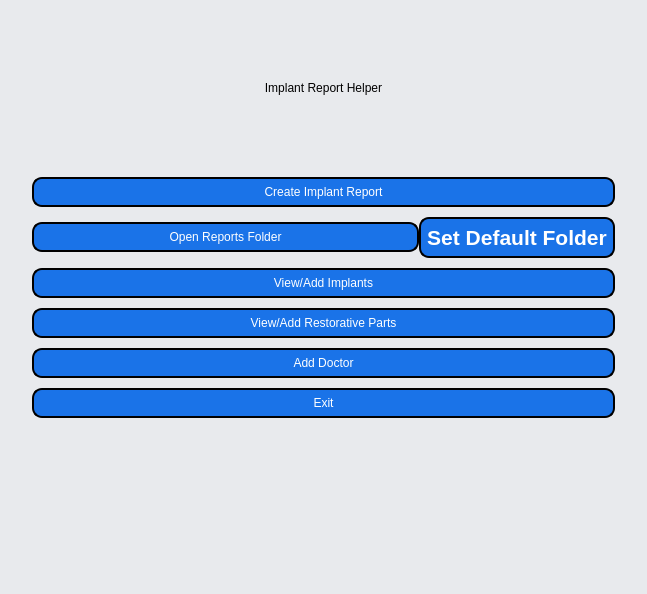
Qt form application/ui/home.ui (MichaelUtt/ImplantProject) before a commit.
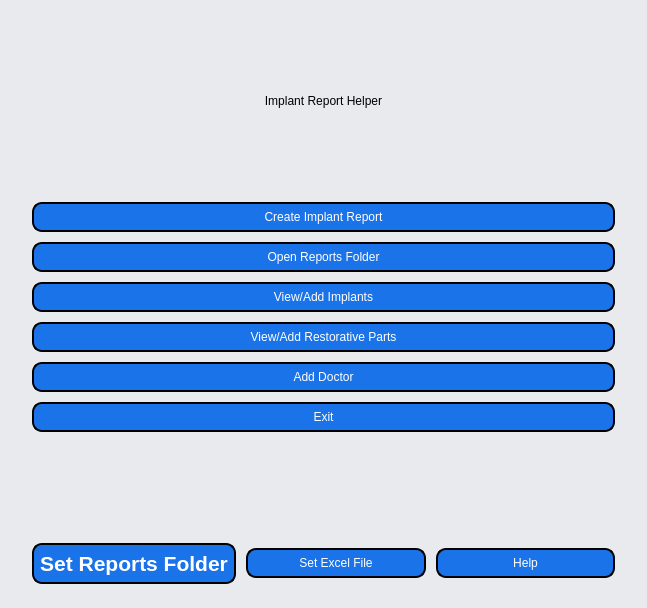
The same form after that commit.

The edit to the form file:
```diff
--- a/application/ui/home.ui
+++ b/application/ui/home.ui
@@ -7,7 +7,7 @@
     <x>0</x>
     <y>0</y>
     <width>647</width>
-    <height>594</height>
+    <height>608</height>
    </rect>
   </property>
   <property name="windowTitle">
@@ -35,10 +35,10 @@
 </string>
   </property>
   <property name="tabShape">
-   <enum>QTabWidget::Triangular</enum>
+   <enum>QTabWidget::Rounded</enum>
   </property>
   <widget class="QWidget" name="centralwidget">
-   <layout class="QVBoxLayout" name="verticalLayout" stretch="2,0,0,0,0,0,0,2">
+   <layout class="QVBoxLayout" name="verticalLayout" stretch="2,0,0,0,0,0,0,1,0">
     <property name="spacing">
      <number>10</number>
     </property>
@@ -257,9 +257,9 @@
      </widget>
     </item>
     <item>
-     <layout class="QHBoxLayout" name="horizontalLayout" stretch="2,1">
+     <layout class="QHBoxLayout" name="horizontalLayout" stretch="2">
       <property name="spacing">
-       <number>0</number>
+       <number>6</number>
       </property>
       <item>
        <widget class="QPushButton" name="viewReports">
@@ -277,22 +277,6 @@
         </property>
        </widget>
       </item>
-      <item>
-       <widget class="QPushButton" name="defaultFolderButton">
-        <property name="font">
-         <font>
-          <family>Arial</family>
-          <pointsize>16</pointsize>
-          <weight>75</weight>
-          <italic>false</italic>
-          <bold>true</bold>
-         </font>
-        </property>
-        <property name="text">
-         <string>Set Default Folder</string>
-        </property>
-       </widget>
-      </item>
      </layout>
     </item>
     <item>
@@ -366,6 +350,43 @@
       </property>
      </widget>
     </item>
+    <item>
+     <layout class="QHBoxLayout" name="horizontalLayout_3" stretch="1,1,1">
+      <property name="bottomMargin">
+       <number>15</number>
+      </property>
+      <item>
+       <widget class="QPushButton" name="defaultFolderButton">
+        <property name="font">
+         <font>
+          <family>Arial</family>
+          <pointsize>16</pointsize>
+          <weight>75</weight>
+          <italic>false</italic>
+          <bold>true</bold>
+         </font>
+        </property>
+        <property name="text">
+         <string>Set Reports Folder</string>
+        </property>
+       </widget>
+      </item>
+      <item>
+       <widget class="QPushButton" name="defaultExcelButton">
+        <property name="text">
+         <string>Set Excel File</string>
+        </property>
+       </widget>
+      </item>
+      <item>
+       <widget class="QPushButton" name="helpButton">
+        <property name="text">
+         <string>Help</string>
+        </property>
+       </widget>
+      </item>
+     </layout>
+    </item>
    </layout>
   </widget>
  </widget>
```
